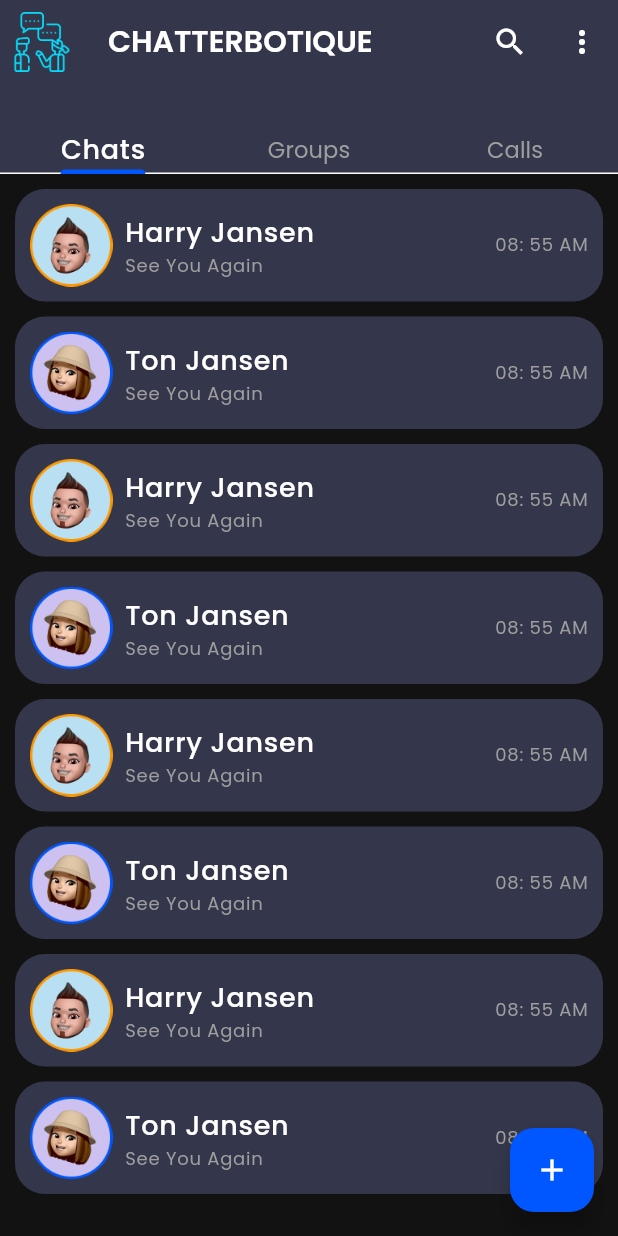
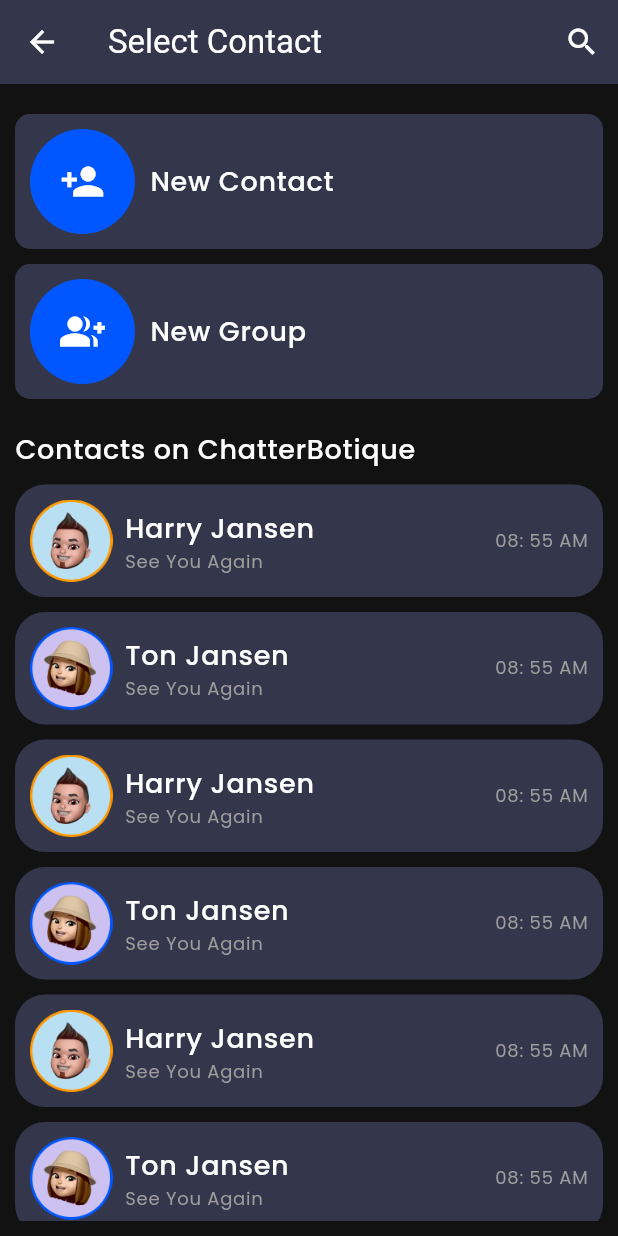
Before and after one commit to BiplobDash/ChatterBotique, a Flutter app: the HomeScreen screen opened by its route, after a tap on the "add" icon, on a phone screen of 412 x 824 dp. Run offline on Flutter 3.47's test engine with Material 3 defaults, Android fonts, the phone set to English and light mode, and no system bars; our stand-ins replace cloud_firestore, firebase_auth, firebase_core, firebase_storage, flutter_svg, get and 2 more; accounts and stored records are empty; network calls fail.

Commit message:
Contact Screen UI

```diff
--- a/lib/utils/page_path.dart
+++ b/lib/utils/page_path.dart
@@ -1,3 +1,4 @@
+import 'package:chatter_botique/views/ContactScreen/contact_screen.dart';
 import 'package:get/get.dart';
 import '../views/AuthScreen/auth_screen.dart';
 import '../views/ChatScreen/chat_screen.dart';
@@ -37,4 +38,9 @@ var pagePath = [
     page: () => const UserUpdateProfileScreen(),
     transition: Transition.rightToLeft,
   ),
+  GetPage(
+    name: "/contact-screen",
+    page: () => const ContactScreen(),
+    transition: Transition.rightToLeft,
+  ),
 ];
--- /dev/null
+++ b/lib/views/ContactScreen/Widgets/contact_search.dart
@@ -0,0 +1,34 @@
+import 'package:flutter/material.dart';
+
+class ContactSearch extends StatelessWidget {
+  const ContactSearch({super.key});
+
+  @override
+  Widget build(BuildContext context) {
+    final theme = Theme.of(context);
+    return Container(
+      padding: const EdgeInsets.all(5),
+      decoration: BoxDecoration(
+          color: theme.colorScheme.primaryContainer,
+          borderRadius: BorderRadius.circular(10)),
+      child: Row(
+        children: [
+          Expanded(
+            child: TextField(
+              textInputAction: TextInputAction.search,
+              onSubmitted: (value) {
+                print(value);
+              },
+              decoration: const InputDecoration(
+                hintText: 'Search Contact',
+                prefixIcon: Icon(
+                  Icons.search,
+                ),
+              ),
+            ),
+          ),
+        ],
+      ),
+    );
+  }
+}
--- /dev/null
+++ b/lib/views/ContactScreen/Widgets/new_contact_tile.dart
@@ -0,0 +1,51 @@
+import 'package:flutter/material.dart';
+
+class NewContactTile extends StatelessWidget {
+  final String btnName;
+  final IconData icon;
+  final VoidCallback onTap;
+  const NewContactTile({
+    super.key,
+    required this.btnName,
+    required this.icon,
+    required this.onTap,
+  });
+
+  @override
+  Widget build(BuildContext context) {
+    final theme = Theme.of(context);
+    return InkWell(
+      onTap: onTap,
+      child: Container(
+        padding: const EdgeInsets.all(10),
+        decoration: BoxDecoration(
+          borderRadius: BorderRadius.circular(10),
+          color: theme.colorScheme.primaryContainer,
+        ),
+        child: Row(
+          children: [
+            Container(
+              width: 70,
+              height: 70,
+              decoration: BoxDecoration(
+                borderRadius: BorderRadius.circular(100),
+                color: theme.colorScheme.primary,
+              ),
+              child: Icon(
+                icon,
+                size: 30,
+              ),
+            ),
+            const SizedBox(
+              width: 10,
+            ),
+            Text(
+              btnName,
+              style: theme.textTheme.bodyLarge,
+            ),
+          ],
+        ),
+      ),
+    );
+  }
+}
--- /dev/null
+++ b/lib/views/ContactScreen/contact_screen.dart
@@ -0,0 +1,127 @@
+import 'package:chatter_botique/views/ContactScreen/Widgets/new_contact_tile.dart';
+import 'package:flutter/material.dart';
+import 'package:get/get.dart';
+import '../../utils/exports.dart';
+import '../HomeScreen/Widgets/chat_tile.dart';
+import 'Widgets/contact_search.dart';
+
+class ContactScreen extends StatelessWidget {
+  const ContactScreen({super.key});
+
+  @override
+  Widget build(BuildContext context) {
+    final theme = Theme.of(context);
+    RxBool isSearchEnable = false.obs;
+    return Scaffold(
+      appBar: AppBar(
+        title: const Text('Select Contact'),
+        actions: [
+          Obx(() => IconButton(
+            onPressed: () {
+              isSearchEnable.value = !isSearchEnable.value;
+            },
+            icon: isSearchEnable.value
+                ? const Icon(Icons.close)
+                : const Icon(Icons.search),
+          ),),
+        ],
+      ),
+      body: Padding(
+        padding: const EdgeInsets.all(10.0),
+        child: ListView(
+          children: [
+            Obx(() => isSearchEnable.value ? const ContactSearch() : const SizedBox(),),
+            const SizedBox(
+              height: 10,
+            ),
+            NewContactTile(
+              btnName: "New Contact",
+              icon: Icons.person_add,
+              onTap: () {},
+            ),
+            const SizedBox(
+              height: 10,
+            ),
+            NewContactTile(
+              btnName: "New Group",
+              icon: Icons.group_add,
+              onTap: () {},
+            ),
+            const SizedBox(
+              height: 20,
+            ),
+            Text(
+              'Contacts on ChatterBotique',
+              style: theme.textTheme.bodyLarge,
+            ),
+            const SizedBox(
+              height: 10,
+            ),
+            Column(
+              children: [
+                ChatTile(
+                  imageUrl: AppImages.boyImage,
+                  name: "Harry Jansen",
+                  lastChat: "See You Again",
+                  lastTime: "08: 55 AM",
+                  onTap: () {
+                    Get.toNamed("/chat-screen");
+                  },
+                ),
+                ChatTile(
+                  imageUrl: AppImages.girlImage,
+                  name: "Ton Jansen",
+                  lastChat: "See You Again",
+                  lastTime: "08: 55 AM",
+                  onTap: () {},
+                ),
+                ChatTile(
+                  imageUrl: AppImages.boyImage,
+                  name: "Harry Jansen",
+                  lastChat: "See You Again",
+                  lastTime: "08: 55 AM",
+                  onTap: () {},
+                ),
+                ChatTile(
+                  imageUrl: AppImages.girlImage,
+                  name: "Ton Jansen",
+                  lastChat: "See You Again",
+                  lastTime: "08: 55 AM",
+                  onTap: () {},
+                ),
+                ChatTile(
+                  imageUrl: AppImages.boyImage,
+                  name: "Harry Jansen",
+                  lastChat: "See You Again",
+                  lastTime: "08: 55 AM",
+                  onTap: () {},
+                ),
+                ChatTile(
+                  imageUrl: AppImages.girlImage,
+                  name: "Ton Jansen",
+                  lastChat: "See You Again",
+                  lastTime: "08: 55 AM",
+                  onTap: () {},
+                ),
+                ChatTile(
+                  imageUrl: AppImages.boyImage,
+                  name: "Harry Jansen",
+                  lastChat: "See You Again",
+                  lastTime: "08: 55 AM",
+                  onTap: () {},
+                ),
+                ChatTile(
+                  imageUrl: AppImages.girlImage,
+                  name: "Ton Jansen",
+                  lastChat: "See You Again",
+                  lastTime: "08: 55 AM",
+                  onTap: () {},
+                ),
+              ],
+            )
+          ],
+        ),
+      ),
+    );
+  }
+}
--- a/lib/views/HomeScreen/home_screen.dart
+++ b/lib/views/HomeScreen/home_screen.dart
@@ -49,7 +49,9 @@ class _HomeScreenState extends State<HomeScreen> with TickerProviderStateMixin {
         bottom: myTabBar(tabController, theme),
       ),
       floatingActionButton: FloatingActionButton(
-        onPressed: () {},
+        onPressed: () {
+          Get.toNamed("/contact-screen");
+        },
         backgroundColor: theme.colorScheme.primary,
         child: Icon(
           Icons.add,
```
